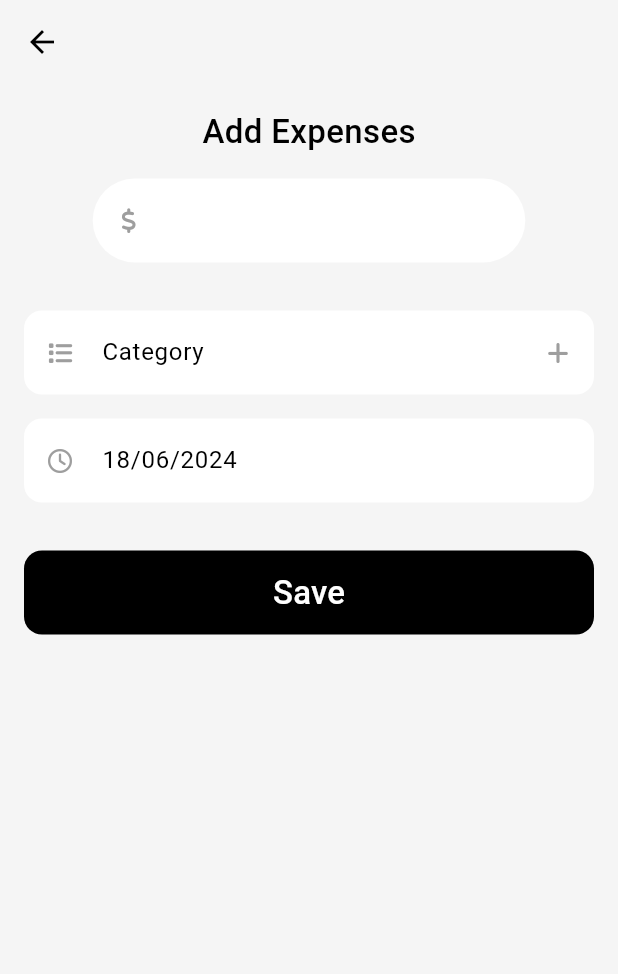
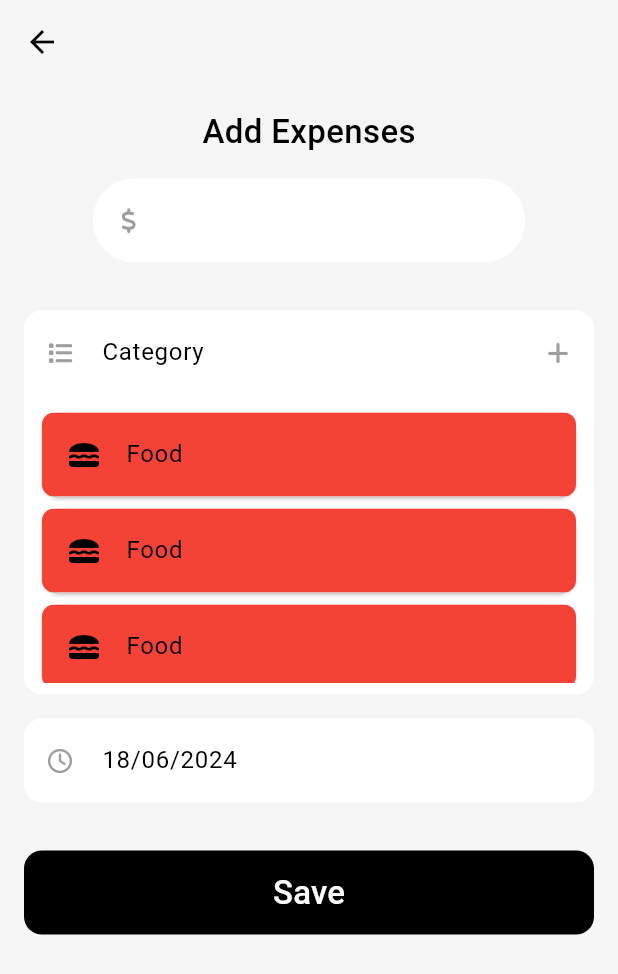
Before and after one commit to scs0209/expense-tracker, a Flutter app: the screen it shows after launch, after a tap on the "add" icon, on a phone screen of 412 x 824 dp. Shown: the top 974 px of the screen. Run offline on Flutter 3.47's test engine with Material 3 defaults, Android fonts, the phone set to English and light mode, and no system bars; our stand-ins replace bloc, cloud_firestore, equatable, firebase_core, fl_chart, flutter_bloc and 2 more; accounts and stored records are empty.

Commit message:
feat: 카테고리 목록 가져오기 bloc 업데이트
- 홈 스크린에서 AddExpenseScreen을 호출할 때 MultiBlocProvider를 사용하여 CreateCategoryBloc과 GetCategoriesBloc을 동시에 제공
- CreateCategoryBloc은 카테고리 생성을 담당하는 데 사용됨
- GetCategoriesBloc은 카테고리 목록을 가져오는 데 사용됨
- 기존의 get_categoris_bloc 폴더와 해당 Bloc 클래스들을 삭제함으로써 불필요한 코드 정리
- FirebaseExpenseRepo를 이용한 Bloc 초기화 및 사용법을 보다 명시적으로 표현

```diff
--- a/lib/screens/add_expense/blocs/get_categoris_bloc/get_categories_event.dart
+++ /dev/null
@@ -1,4 +0,0 @@
-part of 'get_categories_bloc.dart';
-
-@immutable
-sealed class GetCategoriesEvent {}
--- a/lib/screens/add_expense/blocs/get_categoris_bloc/get_categories_state.dart
+++ /dev/null
@@ -1,6 +0,0 @@
-part of 'get_categories_bloc.dart';
-
-@immutable
-sealed class GetCategoriesState {}
-
-final class GetCategoriesInitial extends GetCategoriesState {}
--- a/lib/screens/add_expense/views/add_expense_screen.dart
+++ b/lib/screens/add_expense/views/add_expense_screen.dart
@@ -1,4 +1,4 @@
-import 'package:expense_tracker/screens/add_expense/views/category_createtion.dart';
+import 'package:expense_tracker/screens/add_expense/views/category_creation.dart';
 import 'package:flutter/material.dart';
 import 'package:font_awesome_flutter/font_awesome_flutter.dart';
 import 'package:intl/intl.dart';
@@ -90,8 +90,44 @@ class _AddExpenseScreenState extends State<AddExpenseScreen> {
                   ),
                   hintText: 'Category',
                   border: OutlineInputBorder(
-                    borderRadius: BorderRadius.circular(12),
+                    borderRadius: BorderRadius.vertical(
+                      top: Radius.circular(12),
+                    ),
                     borderSide: BorderSide.none,
+                  ),
+                ),
+              ),
+              Container(
+                height: 200,
+                width: MediaQuery.of(context).size.width,
+                // color: Colors.red,
+                decoration: const BoxDecoration(
+                  color: Colors.white,
+                  borderRadius: BorderRadius.vertical(
+                    bottom: Radius.circular(12),
+                  ),
+                ),
+                child: Padding(
+                  padding: const EdgeInsets.all(8.0),
+                  child: ListView.builder(
+                    itemCount: 5,
+                    itemBuilder: (context, int i) {
+                      return Card(
+                        child: ListTile(
+                          leading: const Icon(
+                            Icons.lunch_dining,
+                            size: 24,
+                          ),
+                          title: const Text(
+                            'Food',
+                          ),
+                          tileColor: Colors.red,
+                          shape: RoundedRectangleBorder(
+                            borderRadius: BorderRadius.circular(8),
+                          ),
+                        ),
+                      );
+                    },
                   ),
                 ),
               ),
--- a/lib/screens/home/views/home_screen.dart
+++ b/lib/screens/home/views/home_screen.dart
@@ -2,6 +2,7 @@ import 'dart:math';
 
 import 'package:expense_repository/expense_repository.dart';
 import 'package:expense_tracker/screens/add_expense/blocs/create_category_bloc/create_category_bloc.dart';
+import 'package:expense_tracker/screens/add_expense/blocs/get_categories_bloc/get_categories_bloc.dart';
 import 'package:expense_tracker/screens/add_expense/views/add_expense_screen.dart';
 import 'package:expense_tracker/screens/home/views/main_screen.dart';
 import 'package:flutter/material.dart';
@@ -62,8 +63,20 @@ class _HomeScreenState extends State<HomeScreen> {
           Navigator.push(
             context,
             MaterialPageRoute<void>(
-              builder: (BuildContext context) => BlocProvider(
-                create: (context) => CreateCategoryBloc(FirebaseExpenseRepo()),
+              builder: (BuildContext context) => MultiBlocProvider(
+                providers: [
+                  BlocProvider(
+                    create: (context) =>
+                        CreateCategoryBloc(FirebaseExpenseRepo()),
+                  ),
+                  BlocProvider(
+                    create: (context) =>
+                        GetCategoriesBloc(FirebaseExpenseRepo())
+                          ..add(
+                            GetCategories(),
+                          ),
+                  ),
+                ],
                 child: const AddExpenseScreen(),
               ),
             ),
```
Also changed, not shown: lib/screens/add_expense/blocs/get_categories_bloc/get_categories_bloc.dart (added, +23 -0 lines), lib/screens/add_expense/blocs/get_categories_bloc/get_categories_event.dart (added, +11 -0 lines), lib/screens/add_expense/blocs/get_categories_bloc/get_categories_state.dart (added, +24 -0 lines), lib/screens/add_expense/blocs/get_categoris_bloc/get_categories_bloc.dart (deleted, +0 -13 lines), lib/screens/add_expense/views/category_creation.dart (renamed from lib/screens/add_expense/views/category_createtion.dart, +7 -5 lines).
